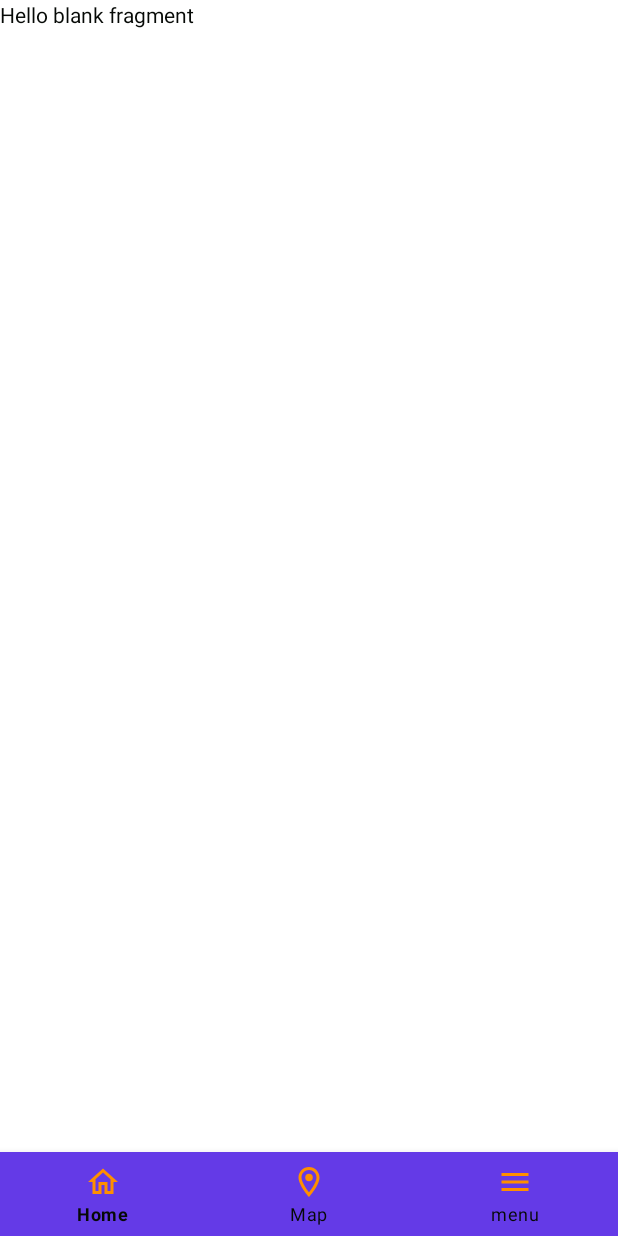
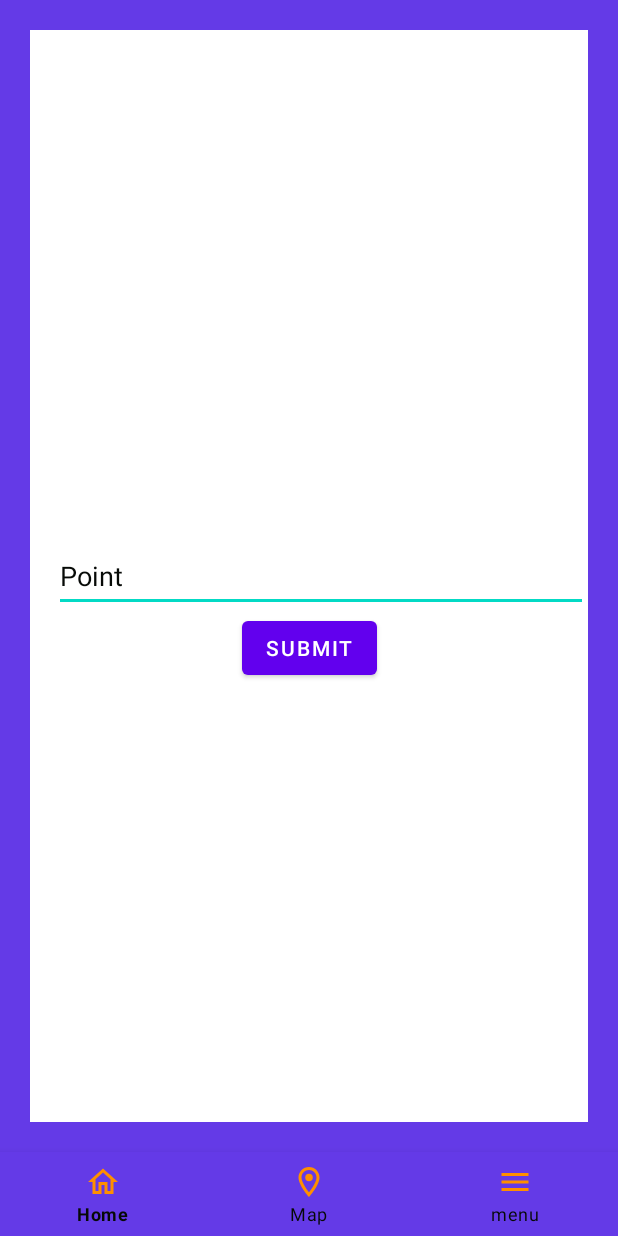
Before and after one commit to AnkushChauhan-10/Waste_Management, an Android app: the mainScreen screen opened directly, with no data from a screen before it, on a phone screen of 412 x 824 dp. Run offline under Robolectric (Android 15) with nearby library versions, the phone set to English and light mode, and no system bars; our stand-ins replace Firebase (no records; nobody signed in at launch, a user with empty details on screens opened directly); 2 statements that could not run were skipped.

```diff
--- a/app/build.gradle
+++ b/app/build.gradle
@@ -53,6 +53,7 @@ dependencies {
     implementation 'androidx.navigation:navigation-fragment-ktx:2.4.2'
     implementation 'androidx.navigation:navigation-ui-ktx:2.4.2'
     implementation 'de.hdodenhof:circleimageview:3.1.0'
+    implementation 'com.google.firebase:firebase-database-ktx:20.0.5'
     testImplementation 'junit:junit:4.13.2'
     androidTestImplementation 'androidx.test.ext:junit:1.1.3'
     androidTestImplementation 'androidx.test.espresso:espresso-core:3.4.0'
--- a/app/src/main/java/com/example/wastemanagement/HomeFragment.kt
+++ /dev/null
@@ -1,71 +0,0 @@
-package com.example.wastemanagement
-
-import android.os.Bundle
-import androidx.fragment.app.Fragment
-import android.view.LayoutInflater
-import android.view.View
-import android.view.ViewGroup
-import androidx.activity.result.contract.ActivityResultContract
-import androidx.activity.result.contract.ActivityResultContracts
-import androidx.core.app.ActivityCompat
-import androidx.navigation.fragment.findNavController
-import com.google.android.gms.location.FusedLocationProviderClient
-import com.google.android.gms.location.LocationServices
-
-// TODO: Rename parameter arguments, choose names that match
-// the fragment initialization parameters, e.g. ARG_ITEM_NUMBER
-private const val ARG_PARAM1 = "param1"
-private const val ARG_PARAM2 = "param2"
-
-/**
- * A simple [Fragment] subclass.
- * Use the [HomeFragment.newInstance] factory method to
- * create an instance of this fragment.
- */
-class HomeFragment : Fragment() {
-    // TODO: Rename and change types of parameters
-    private var param1: String? = null
-    private var param2: String? = null
-
-    private lateinit var fusedLocationProviderClient: FusedLocationProviderClient
-
-    override fun onCreate(savedInstanceState: Bundle?) {
-        super.onCreate(savedInstanceState)
-        arguments?.let {
-            param1 = it.getString(ARG_PARAM1)
-            param2 = it.getString(ARG_PARAM2)
-        }
-
-    }
-
-    override fun onCreateView(
-        inflater: LayoutInflater, container: ViewGroup?,
-        savedInstanceState: Bundle?
-    ): View? {
-        // Inflate the layout for this fragment
-        return inflater.inflate(R.layout.fragment_home, container, false)
-    }
-
-    companion object {
-        private const val PERMMISSION_REQUEST = 1
-        /**
-         * Use this factory method to create a new instance of
-         * this fragment using the provided parameters.
-         *
-         * @param param1 Parameter 1.
-         * @param param2 Parameter 2.
-         * @return A new instance of fragment HomeFragment.
-         */
-        // TODO: Rename and change types and number of parameters
-        @JvmStatic
-        fun newInstance(param1: String, param2: String) =
-            HomeFragment().apply {
-                arguments = Bundle().apply {
-                    putString(ARG_PARAM1, param1)
-                    putString(ARG_PARAM2, param2)
-                }
-            }
-    }
-
-
-}
--- a/app/src/main/java/com/example/wastemanagement/mainScreen.kt
+++ b/app/src/main/java/com/example/wastemanagement/mainScreen.kt
@@ -11,7 +11,9 @@ import android.media.audiofx.Equalizer
 import androidx.appcompat.app.AppCompatActivity
 import android.os.Bundle
 import android.provider.Settings
+import android.text.BoringLayout
 import android.util.Log
+import android.widget.Button
 import android.widget.TextView
 import android.widget.Toast
 import androidx.activity.result.contract.ActivityResultContracts
@@ -25,13 +27,15 @@ import com.google.android.material.bottomnavigation.BottomNavigationMenuView
 import com.google.android.material.bottomnavigation.BottomNavigationView
 import com.google.android.material.internal.NavigationMenuView
 import com.google.android.material.navigation.NavigationView
+import com.google.firebase.database.DatabaseReference
+import com.google.firebase.database.FirebaseDatabase
+import com.google.firebase.database.ktx.database
+import com.google.firebase.firestore.DocumentReference
 import com.google.firebase.firestore.FirebaseFirestore
+import com.google.firebase.firestore.GeoPoint
 import com.google.firebase.firestore.ktx.firestore
 import com.google.firebase.ktx.Firebase
-
-private val homeFragment = HomeFragment()
-private val mapsFragment = MapFragment()
-
+import com.google.type.LatLng
 
 class mainScreen : AppCompatActivity() {
 
@@ -40,6 +44,10 @@ class mainScreen : AppCompatActivity() {
     private lateinit var db : FirebaseFirestore
     private lateinit var userId : String
     private lateinit var sharedPref : SharedPreferences
+    private lateinit var location:Location
+    private lateinit var dataBaseReference: DatabaseReference
+    private  var isLocation : Boolean = false
+
 
     private lateinit var fusedLocationProviderClient: FusedLocationProviderClient
 
@@ -49,6 +57,10 @@ class mainScreen : AppCompatActivity() {
         fusedLocationProviderClient = LocationServices.getFusedLocationProviderClient(this)
         checkUser()
         drawer()
+        findViewById<Button>(R.id.submit).setOnClickListener {
+            getCurrentLocation()
+        }
+
     }
 
     private fun checkUser(){
@@ -93,7 +105,6 @@ class mainScreen : AppCompatActivity() {
     }
 
     private fun drawer(){
-        replaceFragment(homeFragment)
 
         drawerLayout = findViewById(R.id.drawer_layout)
         menue_draw_view = findViewById<NavigationView>(R.id.menuDrawer_view)
@@ -101,8 +112,11 @@ class mainScreen : AppCompatActivity() {
         val bottomNavigation = findViewById<BottomNavigationView>(R.id.bottomNavigation)
         bottomNavigation.setOnItemSelectedListener{
             when(it.itemId){
-                R.id.ic_home -> replaceFragment(homeFragment)
-                R.id.ic_map -> getCurrentLocation()//replaceFragment(mapsFragment)
+               // R.id.ic_home ->
+                R.id.ic_map -> {
+                    getCurrentLocation()
+                    if(isLocation){startActivity(Intent(this,MapsActivity::class.java))}
+                }
                 R.id.ic_menu -> drawerLayout.openDrawer(GravityCompat.END)
             }
             true
@@ -124,13 +138,6 @@ class mainScreen : AppCompatActivity() {
             true
         }
     }
-    private fun replaceFragment(fragment:Fragment){
-        if(fragment!=null){
-            val transaction = supportFragmentManager.beginTransaction()
-            transaction.replace(R.id.screenFrameLayout,fragment)
-            transaction.commit()
-        }
-    }
 
     companion object {
         private const val PERMMISSION_REQUEST = 1
@@ -140,11 +147,14 @@ class mainScreen : AppCompatActivity() {
         if(checkPermissions()){
             if(isLocationEnable()){
                 fusedLocationProviderClient.lastLocation.addOnCompleteListener(this){ task->
-                    val location:Location?=task.result
-                    if(location == null){
+                    val location1:Location?=task.result
+                    if(location1 == null){
                         //---------------
                     }else{
+                        isLocation=true
+                        location=location1
                         Toast.makeText(this,""+location.latitude+"="+location.longitude,Toast.LENGTH_SHORT).show()
+                        saveLocation()
                     }
                 }
             }else{
@@ -195,5 +205,18 @@ class mainScreen : AppCompatActivity() {
         }
     }
 
+    private fun saveLocation(){
+
+        val user = userLocation(location.latitude, location.longitude)
+        dataBaseReference =
+            FirebaseDatabase.getInstance("https://waste-b6bcb-default-rtdb.asia-southeast1.firebasedatabase.app/")
+                .getReference("Locations")
+        dataBaseReference.child(userId).setValue(user)
+            .addOnSuccessListener {
+                Toast.makeText(this, "database", Toast.LENGTH_SHORT).show()
+            }.addOnFailureListener {
+                Toast.makeText(this, "Nooooo database", Toast.LENGTH_SHORT).show()
+            }
+    }
 
 }
--- /dev/null
+++ b/app/src/main/java/com/example/wastemanagement/userLocation.kt
@@ -0,0 +1,3 @@
+package com.example.wastemanagement
+
+data class userLocation(val latitude:Double?=0.0,val longitude:Double?=0.0)
--- a/app/src/main/res/layout/activity_main_screen.xml
+++ b/app/src/main/res/layout/activity_main_screen.xml
@@ -5,6 +5,7 @@
     android:id="@+id/drawer_layout"
     android:layout_width="match_parent"
     android:layout_height="match_parent"
+    android:background="@color/custom_color_primary"
     tools:context=".mainScreen">
     <androidx.constraintlayout.widget.ConstraintLayout
         android:id="@+id/constraintLay"
@@ -23,14 +24,39 @@
             app:layout_constraintBottom_toBottomOf="parent"
             app:layout_constraintStart_toStartOf="parent"
             app:layout_constraintEnd_toEndOf="parent"/>
-        <FrameLayout
+        <androidx.constraintlayout.widget.ConstraintLayout
             android:id="@+id/screenFrameLayout"
             android:layout_width="0dp"
+            android:layout_margin="20dp"
             android:layout_height="0dp"
             app:layout_constraintBottom_toTopOf="@id/bottomNavigation"
+            android:background="@color/white"
             app:layout_constraintTop_toTopOf="parent"
             app:layout_constraintStart_toStartOf="parent"
-            app:layout_constraintEnd_toEndOf="parent"/>
+            app:layout_constraintEnd_toEndOf="parent">
+
+            <EditText
+                android:id="@+id/point"
+                android:layout_width="match_parent"
+                android:layout_height="wrap_content"
+                android:layout_marginStart="16dp"
+                android:minHeight="48dp"
+                android:text="Point"
+                android:textColor="@color/custom_color_text_primary"
+                app:layout_constraintBottom_toBottomOf="parent"
+                app:layout_constraintStart_toStartOf="parent"
+                app:layout_constraintTop_toTopOf="parent"/>
+
+            <Button
+                android:id="@+id/submit"
+                android:text="Submit"
+                android:layout_width="wrap_content"
+                android:layout_height="wrap_content"
+                app:layout_constraintTop_toBottomOf="@id/point"
+                app:layout_constraintEnd_toEndOf="parent"
+                app:layout_constraintStart_toStartOf="parent"/>
+
+        </androidx.constraintlayout.widget.ConstraintLayout>
     </androidx.constraintlayout.widget.ConstraintLayout>
     <com.google.android.material.navigation.NavigationView
         android:id="@+id/menuDrawer_view"
--- a/app/src/main/res/layout/fragment_home.xml
+++ /dev/null
@@ -1,18 +0,0 @@
-<?xml version="1.0" encoding="utf-8"?>
-<FrameLayout xmlns:android="http://schemas.android.com/apk/res/android"
-    xmlns:tools="http://schemas.android.com/tools"
-    android:layout_width="match_parent"
-    android:layout_height="match_parent"
-    android:layout_gravity="center"
-    android:background="@color/white"
-    tools:context=".HomeFragment">
-
-    <TextView
-        android:id="@+id/frag"
-        android:layout_width="match_parent"
-        android:layout_height="match_parent"
-        android:text="@string/hello_blank_fragment"
-        android:textColor="@color/custom_color_text_primary"/>
-
-
-</FrameLayout>
--- a/build.gradle
+++ b/build.gradle
@@ -1,6 +1,6 @@
 buildscript {
     dependencies {
-        classpath 'com.google.gms:google-services:4.3.12'
+        classpath 'com.google.gms:google-services:4.3.13'
     }
 }// Top-level build file where you can add configuration options common to all sub-projects/modules.
 plugins {
```
Also changed, not shown: app/src/main/AndroidManifest.xml (+23 -5 lines), app/src/main/java/com/example/wastemanagement/MapFragment.kt (deleted, +0 -59 lines), app/src/main/java/com/example/wastemanagement/MapsActivity.kt (added, +48 -0 lines), app/src/main/res/layout/activity_maps.xml (added, +9 -0 lines), app/src/main/res/layout/fragment_map.xml (deleted, +0 -14 lines), 1 other file.
